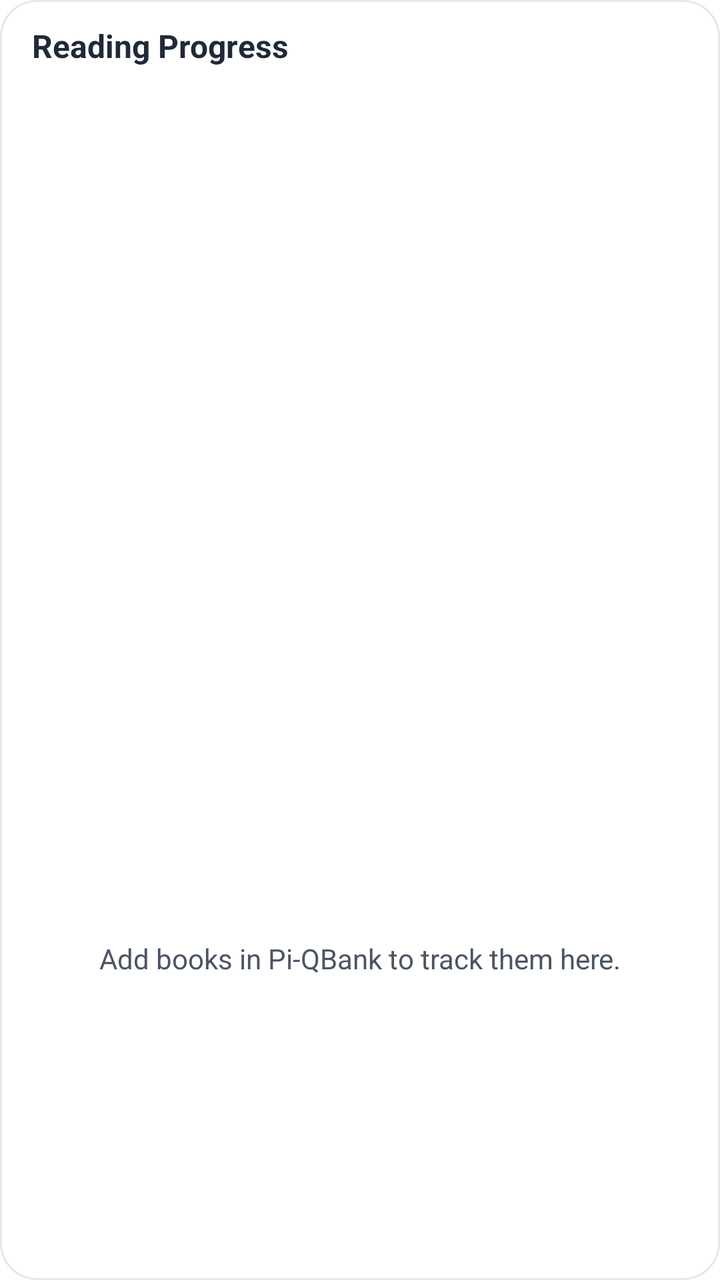
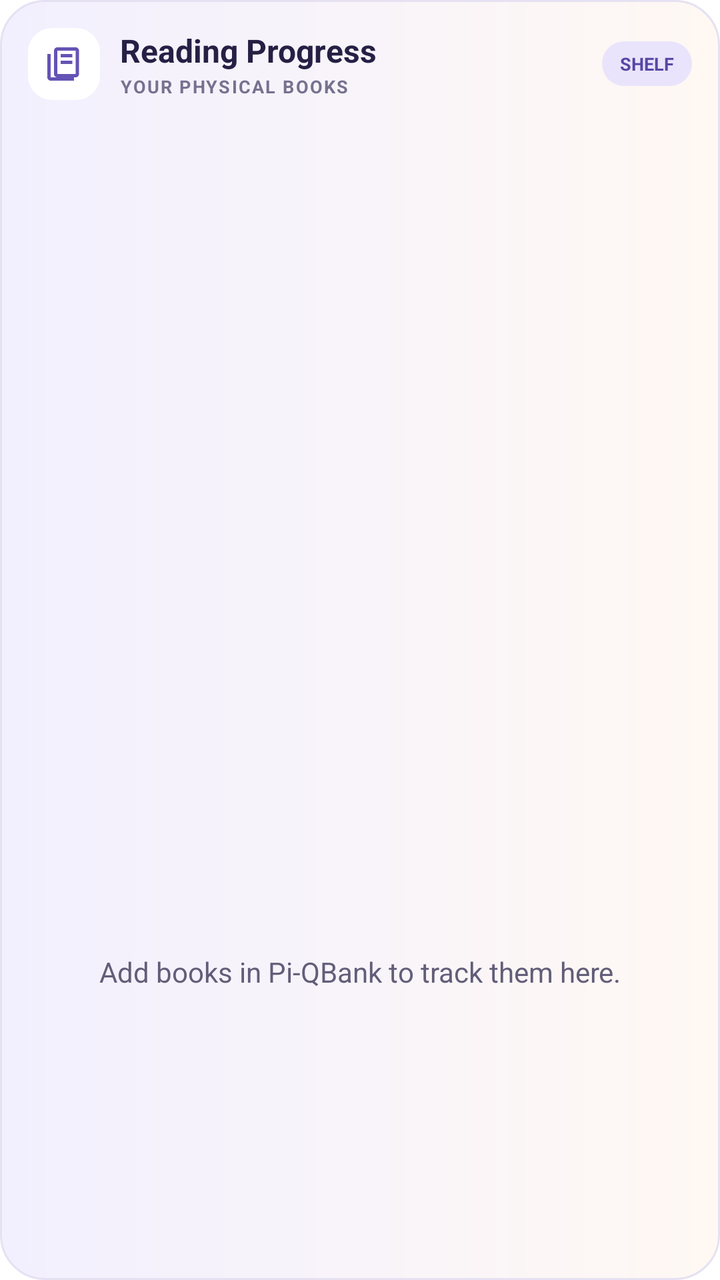

Before-and-after screenshots of an Android layout around one commit, followed by the original layout XML and the change that was made.
<!-- AndroidManifest.xml: fallback theme Theme.MaterialComponents.DayNight.NoActionBar -->
<!-- res/layout/reading_progress_widget.xml -->
<LinearLayout xmlns:android="http://schemas.android.com/apk/res/android"
    android:id="@+id/reading_widget_root"
    android:layout_width="match_parent"
    android:layout_height="match_parent"
    android:background="@drawable/reading_progress_widget_background"
    android:orientation="vertical"
    android:padding="12dp">

    <TextView
        android:id="@+id/reading_widget_title"
        android:layout_width="match_parent"
        android:layout_height="wrap_content"
        android:paddingStart="4dp"
        android:paddingEnd="4dp"
        android:text="Reading Progress"
        android:textColor="#1F2937"
        android:textSize="16sp"
        android:textStyle="bold" />

    <ListView
        android:id="@+id/reading_widget_list"
        android:layout_width="match_parent"
        android:layout_height="0dp"
        android:layout_weight="1"
        android:divider="#E5E7EB"
        android:dividerHeight="1dp"
        android:scrollbars="vertical"
        android:cacheColorHint="#00000000" />

    <TextView
        android:id="@+id/reading_widget_empty"
        android:layout_width="match_parent"
        android:layout_height="0dp"
        android:layout_weight="1"
        android:gravity="center"
        android:padding="16dp"
        android:text="Add books in Pi-QBank to track them here."
        android:textColor="#4B5563"
        android:textSize="14sp" />
</LinearLayout>
<!-- resources referenced by this layout -->
<resources>
  <!-- drawable reading_progress_widget_background (drawable) -->
  <shape xmlns:android="http://schemas.android.com/apk/res/android" android:shape="rectangle">
      <solid android:color="#FFFFFF" />
      <corners android:radius="18dp" />
      <stroke android:width="1dp" android:color="#E5E7EB" />
  </shape>
</resources>

<!-- the commit's change to res/layout/reading_progress_widget.xml (unified diff, before → after) -->
@@ -4,26 +4,74 @@
     android:layout_height="match_parent"
     android:background="@drawable/reading_progress_widget_background"
     android:orientation="vertical"
-    android:padding="12dp">
+        android:padding="12dp">
 
-    <TextView
-        android:id="@+id/reading_widget_title"
+    <LinearLayout
         android:layout_width="match_parent"
         android:layout_height="wrap_content"
-        android:paddingStart="4dp"
-        android:paddingEnd="4dp"
-        android:text="Reading Progress"
-        android:textColor="#1F2937"
-        android:textSize="16sp"
-        android:textStyle="bold" />
+        android:gravity="center_vertical"
+        android:orientation="horizontal"
+        android:paddingStart="2dp"
+        android:paddingTop="2dp"
+        android:paddingEnd="2dp"
+        android:paddingBottom="10dp">
+
+        <ImageView
+            android:layout_width="36dp"
+            android:layout_height="36dp"
+            android:background="@drawable/reading_widget_header_icon_background"
+            android:contentDescription="Reading progress"
+            android:padding="8dp"
+            android:src="@drawable/reading_widget_book_icon" />
+
+        <LinearLayout
+            android:layout_width="0dp"
+            android:layout_height="wrap_content"
+            android:layout_marginStart="10dp"
+            android:layout_weight="1"
+            android:orientation="vertical">
+
+            <TextView
+                android:id="@+id/reading_widget_title"
+                android:layout_width="match_parent"
+                android:layout_height="wrap_content"
+                android:text="Reading Progress"
+                android:textColor="#252044"
+                android:textSize="16sp"
+                android:textStyle="bold" />
+
+            <TextView
+                android:layout_width="match_parent"
+                android:layout_height="wrap_content"
+                android:layout_marginTop="1dp"
+                android:text="YOUR PHYSICAL BOOKS"
+                android:textColor="#77718F"
+                android:textSize="9sp"
+                android:textStyle="bold"
+                android:letterSpacing="0.08" />
+        </LinearLayout>
+
+        <TextView
+            android:layout_width="wrap_content"
+            android:layout_height="wrap_content"
+            android:background="@drawable/reading_widget_header_badge"
+            android:paddingStart="9dp"
+            android:paddingTop="5dp"
+            android:paddingEnd="9dp"
+            android:paddingBottom="5dp"
+            android:text="SHELF"
+            android:textColor="#5946A5"
+            android:textSize="9sp"
+            android:textStyle="bold" />
+    </LinearLayout>
 
     <ListView
         android:id="@+id/reading_widget_list"
         android:layout_width="match_parent"
         android:layout_height="0dp"
         android:layout_weight="1"
-        android:divider="#E5E7EB"
-        android:dividerHeight="1dp"
+        android:divider="@android:color/transparent"
+        android:dividerHeight="0dp"
         android:scrollbars="vertical"
         android:cacheColorHint="#00000000" />
 
@@ -35,6 +83,6 @@
         android:gravity="center"
         android:padding="16dp"
         android:text="Add books in Pi-QBank to track them here."
-        android:textColor="#4B5563"
+        android:textColor="#625D78"
         android:textSize="14sp" />
 </LinearLayout>
<!-- resource entries referenced after the edit -->
@@ -2,9 +2,23 @@
 <resources>
   <!-- drawable reading_progress_widget_background (drawable) -->
   <shape xmlns:android="http://schemas.android.com/apk/res/android" android:shape="rectangle">
-      <solid android:color="#FFFFFF" />
-      <corners android:radius="18dp" />
-      <stroke android:width="1dp" android:color="#E5E7EB" />
+      <gradient android:angle="0" android:startColor="#F2F0FF" android:endColor="#FFF8F3" />
+      <corners android:radius="22dp" />
+      <stroke android:width="1dp" android:color="#E6E1F2" />
   </shape>
+  <!-- drawable reading_widget_book_icon (drawable) -->
+  <vector xmlns:android="http://schemas.android.com/apk/res/android"
+      android:width="24dp"
+      android:height="24dp"
+      android:viewportWidth="24"
+      android:viewportHeight="24">
+      <path
+          android:fillColor="#6553B5"
+          android:pathData="M19,2H8C6.9,2 6,2.9 6,4v14c0,1.1 0.9,2 2,2h11c1.1,0 2,-0.9 2,-2V4c0,-1.1 -0.9,-2 -2,-2zM19,18H8V4h11v14zM4,6H2v14c0,1.1 0.9,2 2,2h14v-2H4V6zM10,6h7v2h-7zM10,10h7v2h-7z" />
+  </vector>
+  <!-- drawable reading_widget_header_badge (drawable) -->
+  <shape xmlns:android="http://schemas.android.com/apk/res/android" android:shape="rectangle"><solid android:color="#E9E4FB"/><corners android:radius="20dp"/></shape>
+  <!-- drawable reading_widget_header_icon_background (drawable) -->
+  <shape xmlns:android="http://schemas.android.com/apk/res/android" android:shape="rectangle"><solid android:color="#FFFFFF"/><corners android:radius="12dp"/></shape>
 </resources>
 
